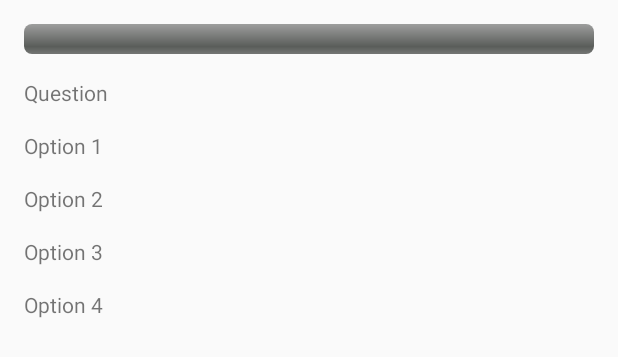
After one commit to 99suyashsoni/Task6, an Android app: the layout fragment_fragment_main_quiz.xml on its own in the app's theme, with its tools: preview values and no code run, on a phone screen of 412 x 824 dp. The commit adds this screen. Shown: the top 357 px of the screen. Run offline under Robolectric (Android 15) with nearby library versions, the phone set to English and light mode, and no system bars.

Commit message:
Added basic UI elemeents for main quiz screen

```diff
--- /dev/null
+++ b/app/src/main/res/layout/fragment_fragment_main_quiz.xml
@@ -0,0 +1,62 @@
+<?xml version="1.0" encoding="utf-8"?>
+<android.support.constraint.ConstraintLayout
+        xmlns:android="http://schemas.android.com/apk/res/android"
+        xmlns:tools="http://schemas.android.com/tools"
+        xmlns:app="http://schemas.android.com/apk/res-auto"
+        android:layout_width="match_parent"
+        android:layout_height="match_parent">
+
+    <ProgressBar
+            android:layout_width="match_parent"
+            android:layout_height="wrap_content"
+            android:id="@+id/ProgressBarMainQuiz"
+            style="@android:style/Widget.ProgressBar.Horizontal"
+            app:layout_constraintTop_toTopOf="parent"
+            android:layout_margin="@dimen/margin_16"/>
+
+    <TextView
+            android:layout_width="match_parent"
+            android:layout_height="wrap_content"
+            android:id="@+id/TextViewQuestion"
+            app:layout_constraintTop_toBottomOf="@id/ProgressBarMainQuiz"
+            app:layout_constraintLeft_toLeftOf="parent"
+            android:layout_margin="@dimen/margin_16"
+            android:text="Question"/>
+
+    <TextView
+            android:layout_width="match_parent"
+            android:layout_height="wrap_content"
+            android:id="@+id/Option1"
+            app:layout_constraintTop_toBottomOf="@id/TextViewQuestion"
+            app:layout_constraintLeft_toLeftOf="parent"
+            android:layout_margin="@dimen/margin_16"
+            android:text="Option 1"/>
+
+    <TextView
+            android:layout_width="match_parent"
+            android:layout_height="wrap_content"
+            android:id="@+id/Option2"
+            app:layout_constraintTop_toBottomOf="@id/Option1"
+            app:layout_constraintLeft_toLeftOf="parent"
+            android:layout_margin="@dimen/margin_16"
+            android:text="Option 2"/>
+
+    <TextView
+            android:layout_width="match_parent"
+            android:layout_height="wrap_content"
+            android:id="@+id/Option3"
+            app:layout_constraintTop_toBottomOf="@id/Option2"
+            app:layout_constraintLeft_toLeftOf="parent"
+            android:layout_margin="@dimen/margin_16"
+            android:text="Option 3"/>
+
+    <TextView
+            android:layout_width="match_parent"
+            android:layout_height="wrap_content"
+            android:id="@+id/Option4"
+            app:layout_constraintTop_toBottomOf="@id/Option3"
+            app:layout_constraintLeft_toLeftOf="parent"
+            android:layout_margin="@dimen/margin_16"
+            android:text="Option 4"/>
+
+</android.support.constraint.ConstraintLayout>
--- a/app/src/main/res/values/dimens.xml
+++ b/app/src/main/res/values/dimens.xml
@@ -2,4 +2,5 @@
     <!-- Default screen margins, per the Android Design guidelines. -->
     <dimen name="activity_horizontal_margin">16dp</dimen>
     <dimen name="activity_vertical_margin">16dp</dimen>
+    <dimen name="margin_16">16dp</dimen>
 </resources>
--- a/app/src/main/res/values/strings.xml
+++ b/app/src/main/res/values/strings.xml
@@ -3,4 +3,7 @@
     <string name="title_home">Home</string>
     <string name="title_dashboard">Dashboard</string>
     <string name="title_notifications">Notifications</string>
+
+    <!-- TODO: Remove or change this placeholder text -->
+    <string name="hello_blank_fragment">Hello blank fragment</string>
 </resources>
--- a/build.gradle
+++ b/build.gradle
@@ -9,6 +9,7 @@ buildscript {
     dependencies {
         classpath 'com.android.tools.build:gradle:3.2.1'
         classpath "org.jetbrains.kotlin:kotlin-gradle-plugin:$kotlin_version"
+        classpath 'com.google.gms:google-services:4.0.1'
 
         // NOTE: Do not place your application dependencies here; they belong
         // in the individual module build.gradle files
```
Also changed, not shown: app/build.gradle (+9 -1 lines), app/src/main/java/com/example/prarabdh/task6/FragmentMainQuiz.java (added, +108 -0 lines), 1 other file.
